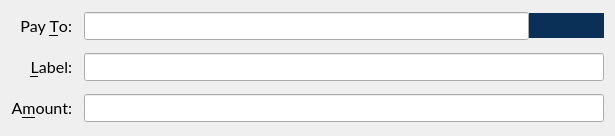
Qt form src/qt/forms/sendbitcoinsentry.ui (VeriConomy/vericoin) before a commit.
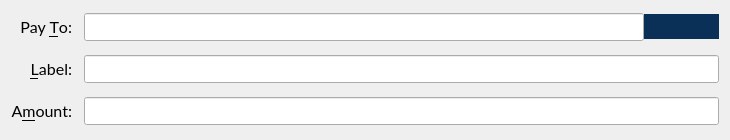
The same form after that commit. Icons and pictures are not drawn. Custom widgets are drawn as their Qt base class.

What changed in the file:
```diff
--- a/src/qt/forms/sendbitcoinsentry.ui
+++ b/src/qt/forms/sendbitcoinsentry.ui
@@ -6,8 +6,8 @@
    <rect>
     <x>0</x>
     <y>0</y>
-    <width>615</width>
-    <height>136</height>
+    <width>730</width>
+    <height>140</height>
    </rect>
   </property>
   <property name="font">
```
